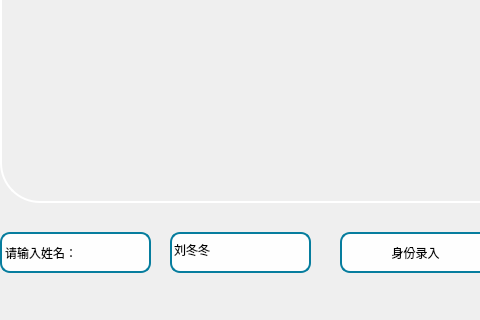
First picture: the form in ui_files/FaceRec.ui, repository liudongdong1/DataGlove, before the edit; both pictures show x 380 to 860 and y 288 to 608 of the 1090 by 608 pixel window.
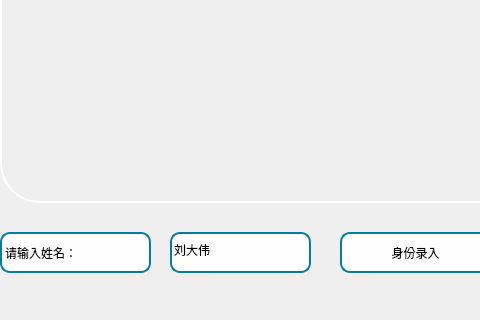
Second picture: the form after the edit. Icons and pictures are not drawn.

```diff
--- a/ui_files/FaceRec.ui
+++ b/ui_files/FaceRec.ui
@@ -378,7 +378,7 @@
 }</string>
     </property>
     <property name="text">
-     <string>刘冬冬</string>
+     <string>刘大伟</string>
     </property>
    </widget>
    <widget class="QLabel" name="label_3">
```
